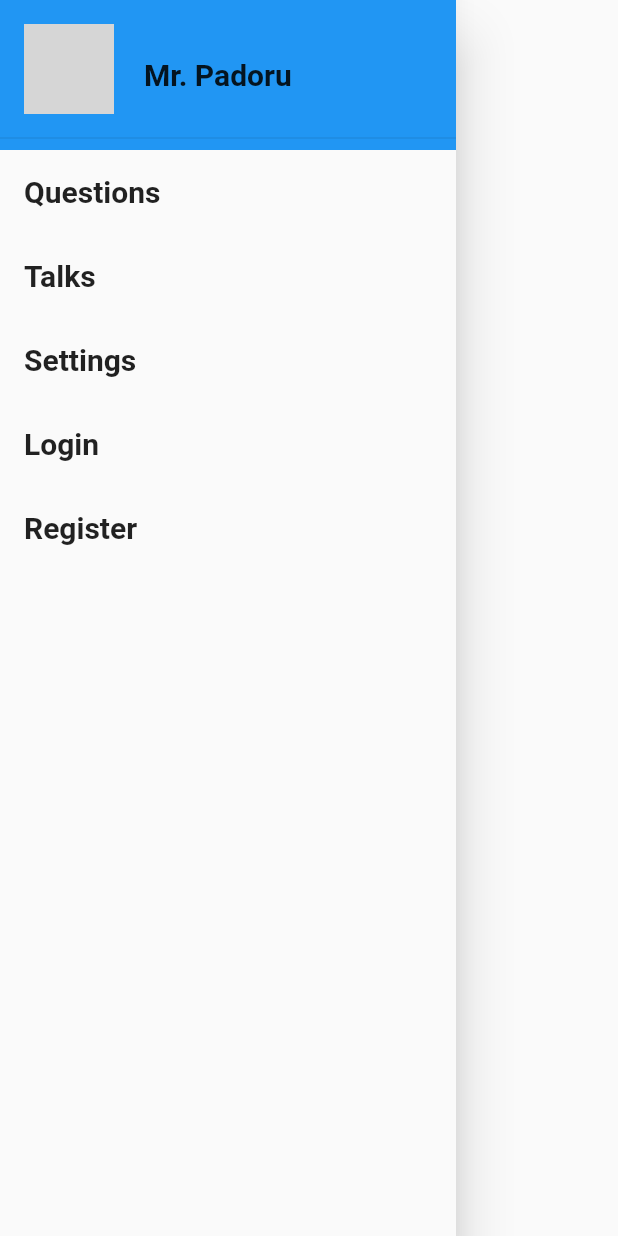
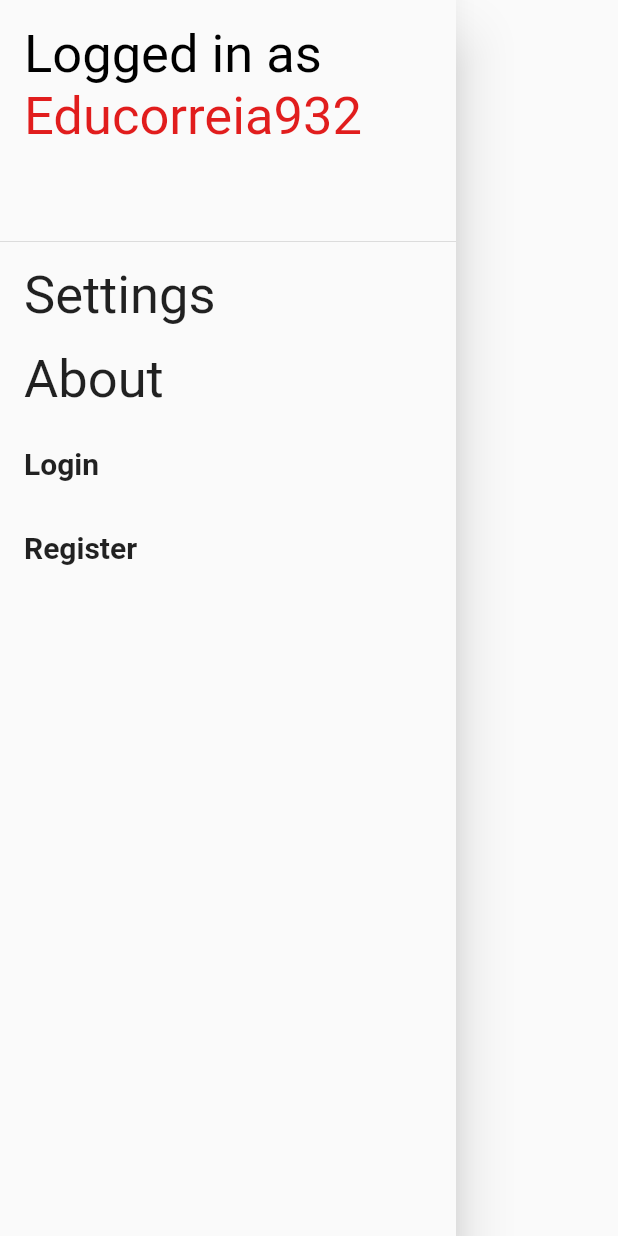
Before and after one commit to Educorreia932/FEUP-ESOF, a Flutter app: the DrawerComponent widget shown alone on an empty page, opened directly, on a phone screen of 412 x 824 dp. Run offline on Flutter 3.47's test engine with Material 2 defaults, Android fonts, the phone set to English and light mode, and no system bars; our stand-ins replace cloud_firestore, firebase_core; accounts and stored records are empty; grey boxes are pictures that could not be loaded.

Commit message:
Redesigned Side Menu

```diff
--- a/ask_away/lib/screens/main_screen/components/DrawerComponent.dart
+++ b/ask_away/lib/screens/main_screen/components/DrawerComponent.dart
@@ -1,11 +1,9 @@
 import 'package:ask_away/screens/authentication/LoginScreen.dart';
-import 'package:ask_away/screens/TalkScreen.dart';
 import 'package:ask_away/screens/authentication/RegisterScreen.dart';
 import 'package:flutter/cupertino.dart';
 import 'package:flutter/material.dart';
 
 import '../../user_profile/UserProfile.dart';
-import '../MainScreen.dart';
 
 class DrawerComponent extends StatelessWidget {
   @override
@@ -13,64 +11,49 @@ class DrawerComponent extends StatelessWidget {
     return Drawer(
       child: ListView(
         children: <Widget>[
-          Container(
-            height: 100,
-            child: DrawerHeader(
-              child: Row(children: <Widget>[
-                Column(children: <Widget>[
-                  _UserIcon(context),
-                ]),
-                Container(
-                  padding: new EdgeInsets.only(left: 20),
-                  child: Align(
-                      alignment: Alignment.centerLeft,
-                      child: Text('Mr. Padoru',
-                          style: TextStyle(
-                              fontWeight: FontWeight.bold, fontSize: 20))),
-                ),
-              ]),
-            ),
-            decoration: BoxDecoration(
-              color: Colors.blue,
+          DrawerHeader(
+            child: RichText(
+              text: TextSpan(
+                children: [
+                  TextSpan(
+                    text: "Logged in as\n",
+                    style: TextStyle(
+                      color: Colors.black,
+                      fontSize: 35,
+                    ),
+                  ),
+                  TextSpan(
+                    text: "Educorreia932",
+                    style: TextStyle(
+                      color: Color(0xFFE11D1D),
+                      fontSize: 35,
+                    ),
+                  ),
+                ],
+              ),
             ),
           ),
           ListTile(
-            title: Text('Questions',
-                style: TextStyle(fontWeight: FontWeight.bold, fontSize: 20)),
+            title: Text(
+              'Settings',
+              style: TextStyle(
+                fontWeight: FontWeight.normal ,
+                fontSize: 35,
+              ),
+            ),
             onTap: () {
-              // Update the state of the app
-              // ...
-              // Then close the drawer
               Navigator.pop(context);
-              Navigator.push(
-                context,
-                MaterialPageRoute(
-                  builder: (context) => MainScreen(),
-                ),
-              );
             },
           ),
           ListTile(
-            title: Text('Talks',
-                style: TextStyle(fontWeight: FontWeight.bold, fontSize: 20)),
+            title: Text(
+              'About',
+              style: TextStyle(
+                fontWeight: FontWeight.normal,
+                fontSize: 35,
+              ),
+            ),
             onTap: () {
-              // Update the state of the app
-              // ...
-              // Then close the drawer
-              Navigator.pop(context);
-              Navigator.push(
-                context,
-                MaterialPageRoute(builder: (context) => MyTalksPage()),
-              );
-            },
-          ),
-          ListTile(
-            title: Text('Settings',
-                style: TextStyle(fontWeight: FontWeight.bold, fontSize: 20)),
-            onTap: () {
-              // Update the state of the app
-              // ...
-              // Then close the drawer
               Navigator.pop(context);
             },
           ),
@@ -80,9 +63,6 @@ class DrawerComponent extends StatelessWidget {
               style: TextStyle(fontWeight: FontWeight.bold, fontSize: 20),
             ),
             onTap: () {
-              // Update the state of the app
-              // ...
-              // Then close the drawer
               Navigator.pop(context);
               Navigator.push(
                 context,
@@ -96,9 +76,6 @@ class DrawerComponent extends StatelessWidget {
               style: TextStyle(fontWeight: FontWeight.bold, fontSize: 20),
             ),
             onTap: () {
-              // Update the state of the app
-              // ...
-              // Then close the drawer
               Navigator.pop(context);
               Navigator.push(
                 context,
@@ -111,20 +88,3 @@ class DrawerComponent extends StatelessWidget {
     );
   }
 }
-
-Widget _UserIcon(BuildContext context) {
-  return InkWell(
-    onTap: () {
-      Navigator.pop(context);
-      Navigator.push(
-        context,
-        MaterialPageRoute(builder: (context) => UserProfile()),
-      );
-    },
-    child: CircleAvatar(
-      radius: 30,
-      backgroundImage: AssetImage('assets/images/avatar.jpg'),
-      backgroundColor: Colors.transparent,
-    ),
-  );
-}
--- a/ask_away/lib/screens/user_profile/UserProfile.dart
+++ b/ask_away/lib/screens/user_profile/UserProfile.dart
@@ -98,8 +98,7 @@ class UserProfileState extends State<UserProfile> {
               child: Column(
                 children: [
                   SectionHeader("Asked Questions", 5),
-                  Flexible(
-                    child: ListView(
+                  Column(
                     children: [
                       QuestionCard(),
                       SizedBox(
@@ -108,7 +107,7 @@ class UserProfileState extends State<UserProfile> {
                       QuestionCard(),
                     ],
                   ),
-                  )
+                  SectionHeader("Answers", 3),
                 ],
               ),
             ),
```
Lines whose indentation alone changed are shown as unchanged.
